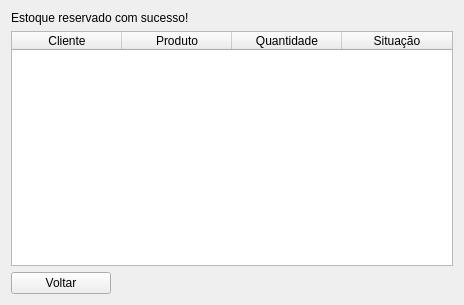
First picture: the form in src/views/reservawindow.ui, repository reitheus/BCC322-Trabalho-em-Grupo, before the edit.
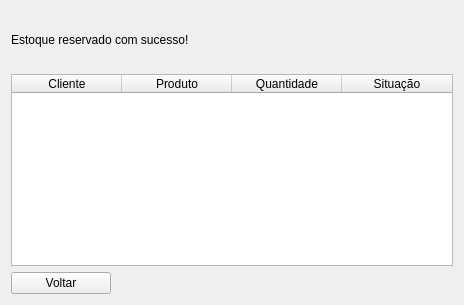
Second picture: the form after the edit.

```diff
--- a/src/views/reservawindow.ui
+++ b/src/views/reservawindow.ui
@@ -29,6 +29,12 @@
    </item>
    <item>
     <widget class="QTableWidget" name="tableReservas">
+     <property name="sizePolicy">
+      <sizepolicy hsizetype="Preferred" vsizetype="Preferred">
+       <horstretch>0</horstretch>
+       <verstretch>0</verstretch>
+      </sizepolicy>
+     </property>
      <property name="editTriggers">
       <set>QAbstractItemView::EditTrigger::NoEditTriggers</set>
      </property>
```
